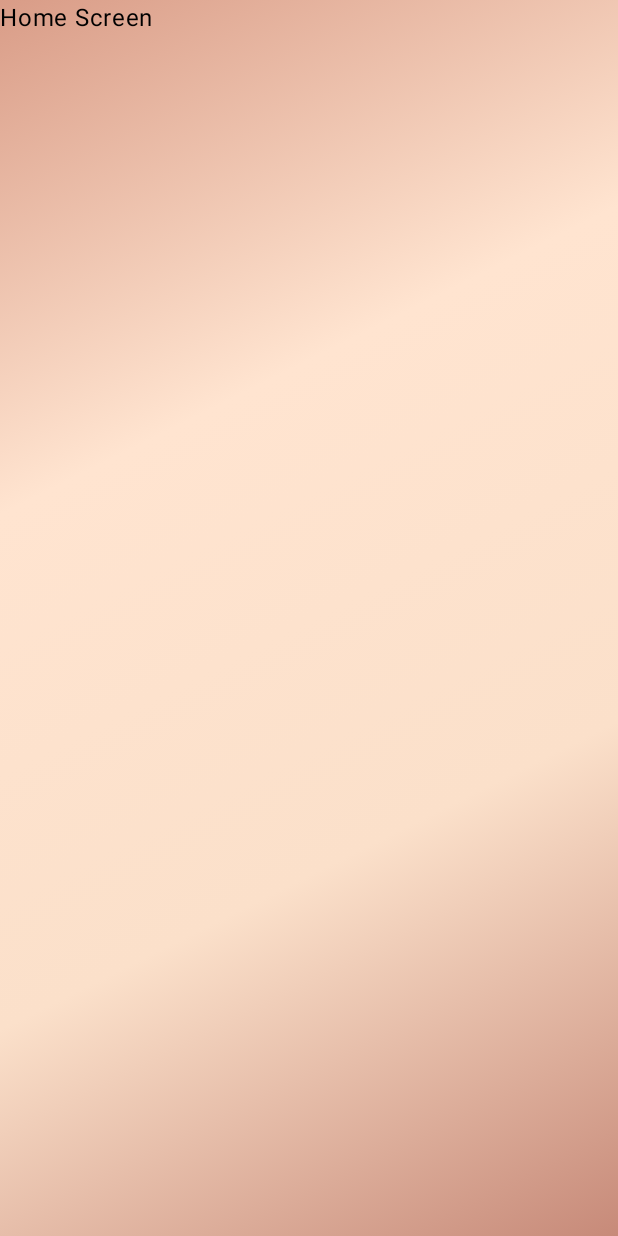
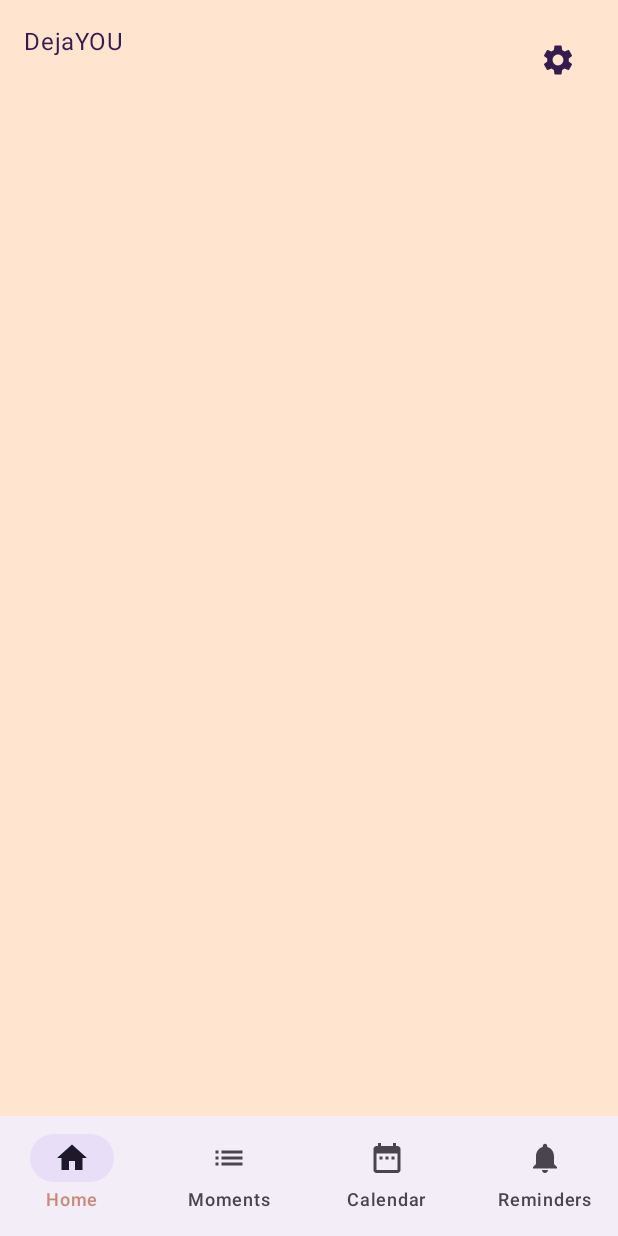
Before and after one commit to NyleClem/DejaYou, an Android app built with Jetpack Compose: the screen it shows after launch (MainActivity), on a phone screen of 412 x 824 dp. Run offline under Robolectric (Android 15) with nearby library versions, the phone set to English and light mode, and no system bars.

Commit message:
Implement bottom navigation and Settings navigation

```diff
--- a/app/build.gradle.kts
+++ b/app/build.gradle.kts
@@ -45,6 +45,7 @@ dependencies {
     implementation(libs.androidx.core.ktx)
     implementation(libs.androidx.lifecycle.runtime.ktx)
     implementation(libs.androidx.navigation.compose)
+    implementation(libs.androidx.compose.material.icons.extended)
     testImplementation(libs.junit)
     androidTestImplementation(platform(libs.androidx.compose.bom))
     androidTestImplementation(libs.androidx.compose.ui.test.junit4)
--- /dev/null
+++ b/app/src/main/java/com/example/dejayou/navigation/DejaYouBottomBar.kt
@@ -0,0 +1,69 @@
+package com.example.dejayou.navigation
+
+import androidx.compose.material.icons.Icons
+import androidx.compose.material.icons.filled.DateRange
+import androidx.compose.material.icons.filled.Home
+import androidx.compose.material.icons.filled.List
+import androidx.compose.material.icons.filled.Notifications
+import androidx.compose.material3.Icon
+import androidx.compose.material3.NavigationBar
+import androidx.compose.material3.NavigationBarItem
+import androidx.compose.material3.Text
+import androidx.compose.runtime.Composable
+import androidx.navigation.NavHostController
+import androidx.navigation.compose.currentBackStackEntryAsState
+/* Displays the four navigation tabs and highlights the active one
+* The NavController switches between destinations
+ */
+@Composable
+fun DejaYouBottomBar(navController: NavHostController) {
+
+    val screens = listOf(
+        "Home",
+        "Moments",
+        "Calendar",
+        "Reminders"
+    )
+
+    val routes = listOf(
+        HOME,
+        MOMENTS,
+        CALENDAR,
+        REMINDERS
+    )
+    val icons = listOf(
+        Icons.Filled.Home,
+        Icons.Filled.List,
+        Icons.Filled.DateRange,
+        Icons.Filled.Notifications
+    )
+
+    val backStackEntry = navController.currentBackStackEntryAsState()
+    val currentRoute = backStackEntry.value?.destination?.route
+
+    NavigationBar {
+        screens.forEachIndexed { index, screen ->
+
+            NavigationBarItem(
+                selected = currentRoute == routes[index],
+                onClick = {
+                    // Avoid duplicate destinations and preserve state when switching tabs
+                    navController.navigate(routes[index]) {
+                        launchSingleTop = true
+                        restoreState = true
+                        popUpTo(HOME) {
+                            saveState = true
+                        }
+                    }
+                },
+                icon = {
+                    Icon(
+                        imageVector = icons[index],
+                        contentDescription = screen
+                    )
+                },
+                label = { Text(screen) }
+            )
+        }
+    }
+}
--- a/app/src/main/java/com/example/dejayou/navigation/DejaYouNavGraph.kt
+++ b/app/src/main/java/com/example/dejayou/navigation/DejaYouNavGraph.kt
@@ -1,27 +1,53 @@
 package com.example.dejayou.navigation
 
+import androidx.compose.foundation.layout.padding
+import androidx.compose.material3.Scaffold
 import androidx.compose.runtime.Composable
+import androidx.compose.runtime.getValue
+import androidx.compose.ui.Modifier
 import androidx.navigation.compose.NavHost
 import androidx.navigation.compose.composable
+import androidx.navigation.compose.currentBackStackEntryAsState
 import androidx.navigation.compose.rememberNavController
-
+import com.example.dejayou.screens.CalendarScreen
 import com.example.dejayou.screens.HomeScreen
 import com.example.dejayou.screens.MomentsScreen
-import com.example.dejayou.screens.CalendarScreen
 import com.example.dejayou.screens.RemindersScreen
 import com.example.dejayou.screens.SettingsScreen
-
+/* Defines the apps navigation graph and manages the bottom bar
+ *The bottom bar only appears on the four main screens
+ * NC
+ */
 @Composable
 fun DejaYouNavGraph() {
 
     val navController = rememberNavController()
-
+    val backStackEntry by navController.currentBackStackEntryAsState()
+    val currentRoute = backStackEntry?.destination?.route
+    Scaffold (
+        bottomBar = {
+            //See the current Route to decide when to show the bottom bar.
+            if( currentRoute == HOME ||
+                currentRoute == MOMENTS||
+                currentRoute == CALENDAR||
+                currentRoute == REMINDERS
+            ) {
+            DejaYouBottomBar(navController)
+        }
+}
+    ){ innerPadding ->
         NavHost(
+            modifier = Modifier.padding(innerPadding),
             navController = navController,
             startDestination = HOME
         ) {
+            // Opens Settings from the Home screen
             composable(HOME) {
-            HomeScreen()
+                HomeScreen(
+                    onSettingsClick = {
+                        navController.navigate(SETTINGS)
+                    }
+                )
             }
 
             composable(MOMENTS) {
@@ -35,9 +61,14 @@ fun DejaYouNavGraph() {
             composable(REMINDERS) {
                 RemindersScreen()
             }
-
+            // Returns to the previous destination when the back button is pressed
             composable(SETTINGS) {
-            SettingsScreen()
+                SettingsScreen(
+                    onBackClick = {
+                        navController.popBackStack()
+                    }
+                )
             }
         }
     }
+}
--- a/app/src/main/java/com/example/dejayou/screens/HomeScreen.kt
+++ b/app/src/main/java/com/example/dejayou/screens/HomeScreen.kt
@@ -1,9 +1,34 @@
 package com.example.dejayou.screens
 
+import androidx.compose.foundation.layout.Row
+import androidx.compose.foundation.layout.fillMaxWidth
+import androidx.compose.foundation.layout.padding
+import androidx.compose.material.icons.Icons
+import androidx.compose.material.icons.filled.Settings
+import androidx.compose.material3.Icon
+import androidx.compose.material3.IconButton
 import androidx.compose.material3.Text
 import androidx.compose.runtime.Composable
+import androidx.compose.ui.Modifier
+import androidx.compose.ui.unit.dp
 
 @Composable
-fun HomeScreen() {
-    Text(text = "Home Screen")
+fun HomeScreen(onSettingsClick: () -> Unit) {
+    Row(
+        modifier = Modifier
+            .fillMaxWidth()
+            .padding(16.dp)
+    ) {
+        Text(
+            text = "DejaYOU",
+            modifier = Modifier.weight(1f)
+        )
+
+        IconButton(onClick = onSettingsClick) {
+            Icon(
+                imageVector = Icons.Filled.Settings,
+                contentDescription = "Settings"
+            )
+        }
+    }
 }
--- a/app/src/main/java/com/example/dejayou/screens/SettingsScreen.kt
+++ b/app/src/main/java/com/example/dejayou/screens/SettingsScreen.kt
@@ -1,9 +1,23 @@
 package com.example.dejayou.screens
 
+import androidx.compose.foundation.layout.Row
+import androidx.compose.material.icons.Icons
+import androidx.compose.material.icons.filled.ArrowBack
+import androidx.compose.material3.Icon
+import androidx.compose.material3.IconButton
 import androidx.compose.material3.Text
 import androidx.compose.runtime.Composable
 
 @Composable
-fun SettingsScreen() {
-    Text(text = "Settings Screen")
+fun SettingsScreen(onBackClick: () -> Unit) {
+    Row {
+        IconButton(onClick = onBackClick) {
+            Icon(
+                imageVector = Icons.Filled.ArrowBack,
+                contentDescription = "Go back"
+            )
+        }
+
+        Text(text = "Settings")
+    }
 }
--- a/gradle/libs.versions.toml
+++ b/gradle/libs.versions.toml
@@ -9,6 +9,7 @@ activityCompose = "1.13.0"
 kotlin = "2.2.10"
 composeBom = "2026.02.01"
 navigationCompose = "2.9.7"
+materialIcons = "1.7.8"
 
 [libraries]
 androidx-core-ktx = { group = "androidx.core", name = "core-ktx", version.ref = "coreKtx" }
@@ -26,6 +27,7 @@ androidx-compose-ui-test-manifest = { group = "androidx.compose.ui", name = "ui-
 androidx-compose-ui-test-junit4 = { group = "androidx.compose.ui", name = "ui-test-junit4" }
 androidx-compose-material3 = { group = "androidx.compose.material3", name = "material3" }
 androidx-navigation-compose = { group = "androidx.navigation", name = "navigation-compose", version.ref = "navigationCompose" }
+androidx-compose-material-icons-extended = { module = "androidx.compose.material:material-icons-extended" }
 
 [plugins]
 android-application = { id = "com.android.application", version.ref = "agp" }
```
Also changed, not shown: app/src/main/java/com/example/dejayou/screens/RemindersScreen.kt (renamed from app/src/main/java/com/example/dejayou/screens/ReminderScreen.kt). Lines whose indentation alone changed are shown as unchanged.
